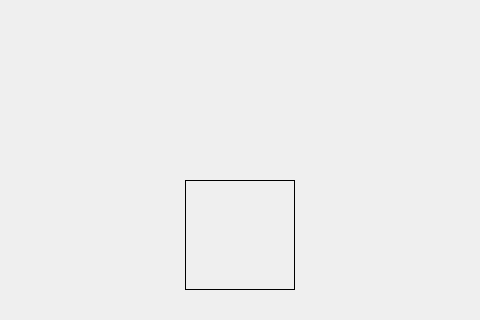
The window that widget.ui (lizatish/Techical_view) describes before a commit, drawn with Qt 5; both pictures show x 475 to 955 and y 190 to 510 of the 1069 by 774 pixel window.
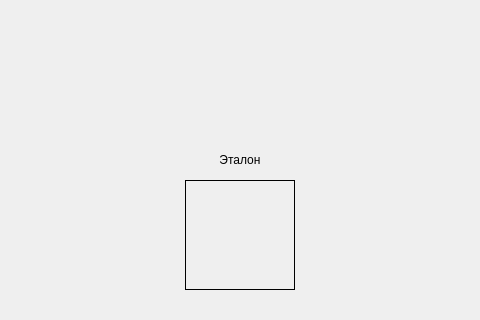
The same window after the commit. Custom widgets are drawn as their Qt base class.

Commit message: Etalon also is Mat

```diff
--- a/widget.ui
+++ b/widget.ui
@@ -157,6 +157,22 @@
     <string/>
    </property>
   </widget>
+  <widget class="QLabel" name="label">
+   <property name="geometry">
+    <rect>
+     <x>660</x>
+     <y>340</y>
+     <width>110</width>
+     <height>20</height>
+    </rect>
+   </property>
+   <property name="text">
+    <string>Эталон</string>
+   </property>
+   <property name="alignment">
+    <set>Qt::AlignCenter</set>
+   </property>
+  </widget>
  </widget>
  <layoutdefault spacing="6" margin="11"/>
  <customwidgets>
```
Left out of the diff: 8 changed lines with no effect on the pictures. The commit also changes 2 other files.
